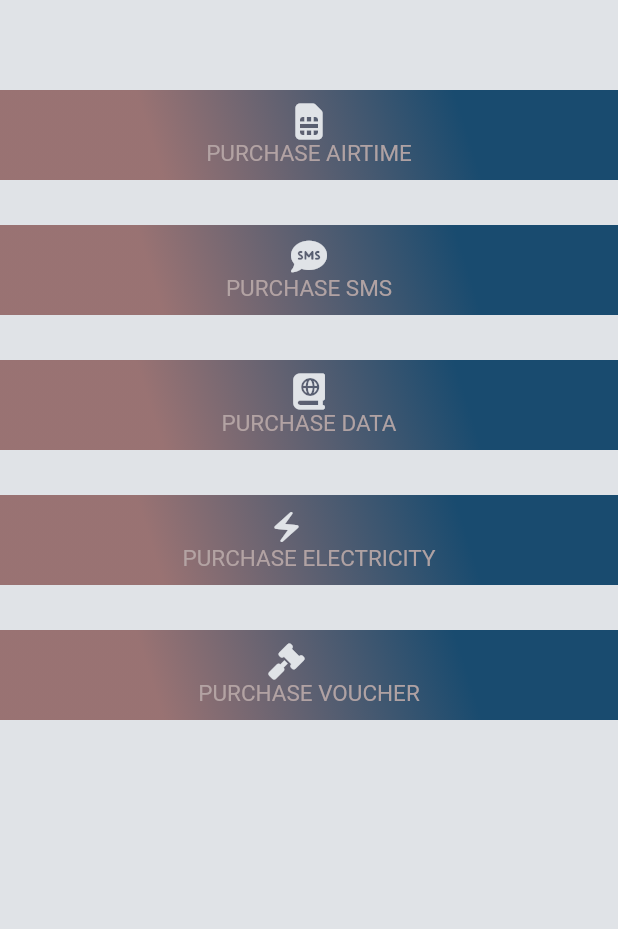
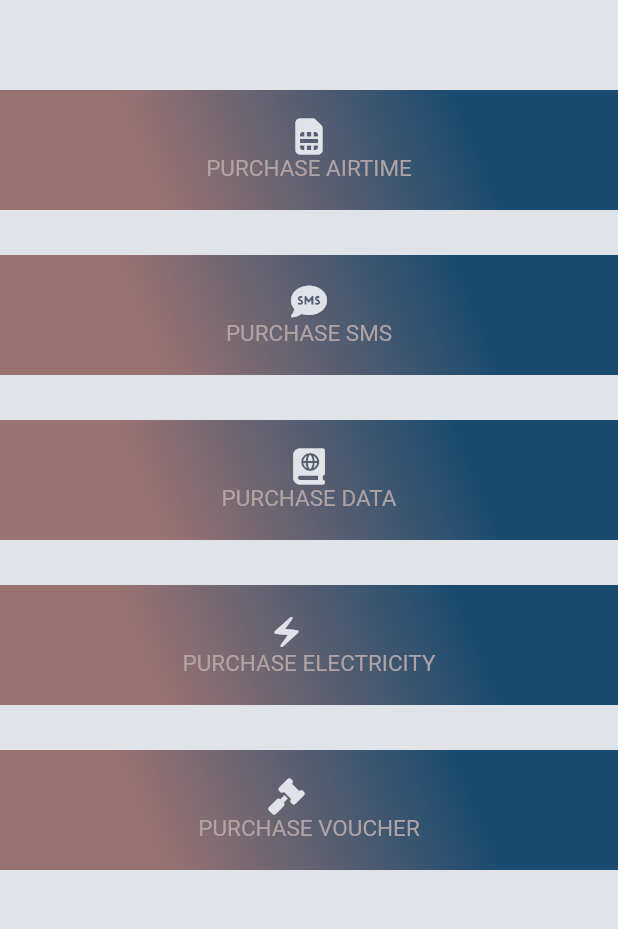
Before and after one commit to Sbongslany/rank, a Flutter app: the PurchaseWidget screen opened by its route, on a phone screen of 412 x 824 dp, the part 153-1082 px from its top. Run offline on Flutter 3.47's test engine with Material 3 defaults, Android fonts, the phone set to English and light mode, and no system bars; our stand-ins replace auto_size_text, badges, cached_network_image, carousel_slider, dropdown_button2, equatable and 17 more; missing offline and left inert: json_path, mime_type, webview_flutter_android, webviewx_plus; accounts and stored records are empty; Roboto replaces fonts that are missing (Readex Pro).

Commit message:
Updating to latest FlutterFlow output.

```diff
--- a/lib/pages/pay_pouch/purchase/purchase/purchase_widget.dart
+++ b/lib/pages/pay_pouch/purchase/purchase/purchase_widget.dart
@@ -115,7 +115,7 @@ class _PurchaseWidgetState extends State<PurchaseWidget> {
                       },
                       child: Container(
                         width: double.infinity,
-                        height: 60.0,
+                        height: 80.0,
                         decoration: BoxDecoration(
                           gradient: LinearGradient(
                             colors: [
@@ -169,7 +169,7 @@ class _PurchaseWidgetState extends State<PurchaseWidget> {
                     },
                     child: Container(
                       width: double.infinity,
-                      height: 60.0,
+                      height: 80.0,
                       decoration: BoxDecoration(
                         gradient: LinearGradient(
                           colors: [
@@ -220,7 +220,7 @@ class _PurchaseWidgetState extends State<PurchaseWidget> {
                     },
                     child: Container(
                       width: double.infinity,
-                      height: 60.0,
+                      height: 80.0,
                       decoration: BoxDecoration(
                         gradient: LinearGradient(
                           colors: [
@@ -271,7 +271,7 @@ class _PurchaseWidgetState extends State<PurchaseWidget> {
                     },
                     child: Container(
                       width: double.infinity,
-                      height: 60.0,
+                      height: 80.0,
                       decoration: BoxDecoration(
                         gradient: LinearGradient(
                           colors: [
@@ -326,7 +326,7 @@ class _PurchaseWidgetState extends State<PurchaseWidget> {
                     },
                     child: Container(
                       width: double.infinity,
-                      height: 60.0,
+                      height: 80.0,
                       decoration: BoxDecoration(
                         gradient: LinearGradient(
                           colors: [
```
